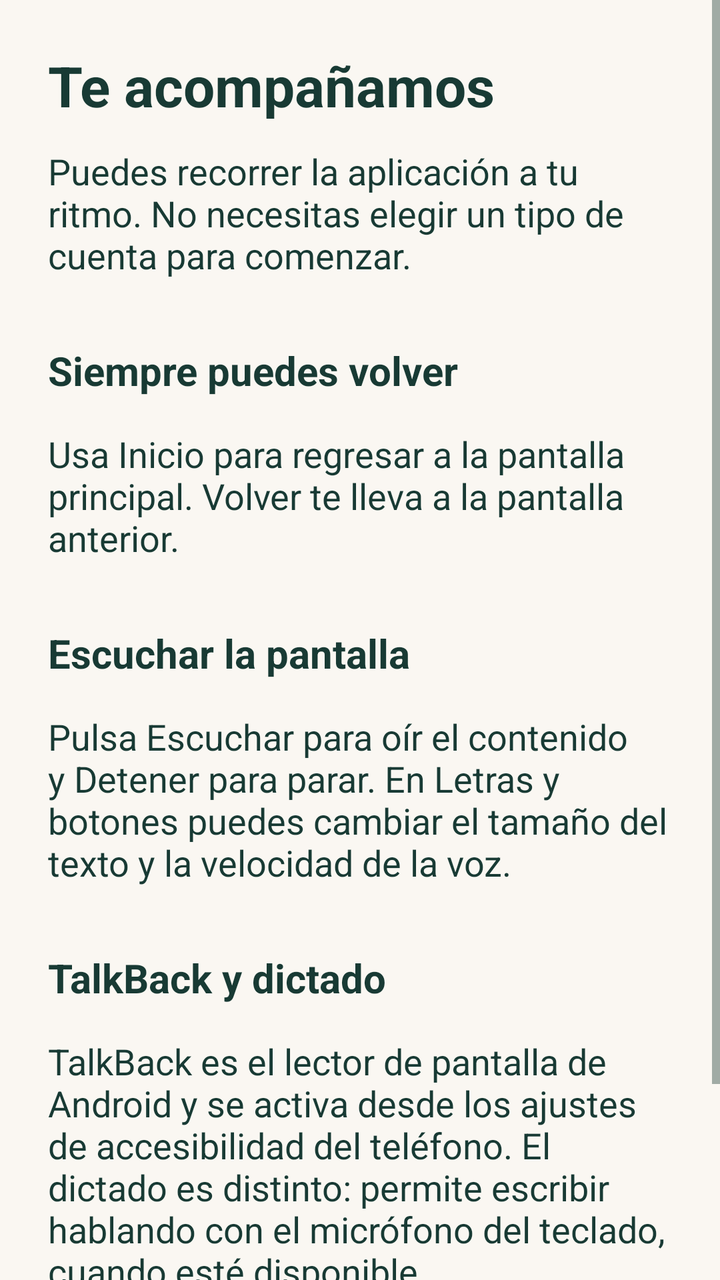
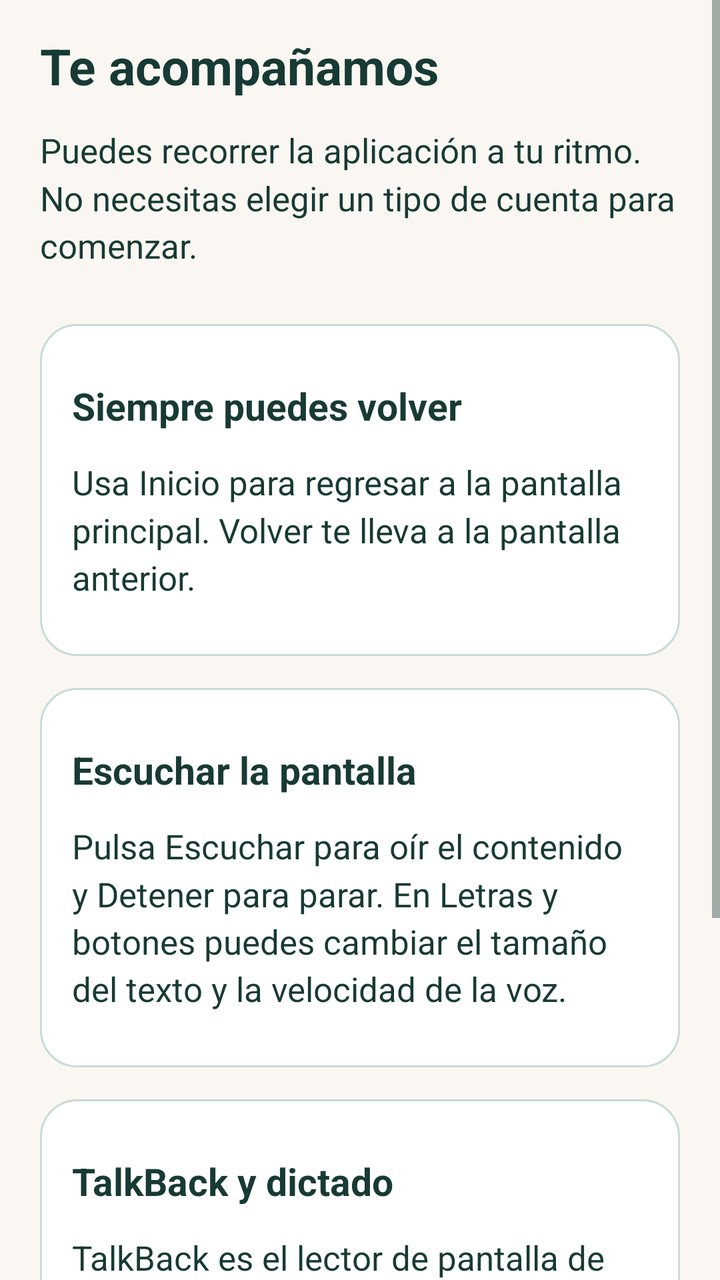

Before-and-after screenshots of an Android layout around one commit, followed by the original layout XML and the change that was made.
<!-- AndroidManifest.xml: application theme Theme.ConectaSur -->
<!-- res/layout/screen_help.xml -->
<?xml version='1.0' encoding='utf-8'?>
<ScrollView xmlns:android="http://schemas.android.com/apk/res/android" xmlns:tools="http://schemas.android.com/tools" android:id="@+id/page_scroll" android:layout_width="match_parent" android:layout_height="match_parent" android:fillViewport="true" tools:theme="@style/Theme.ConectaSur">
    <LinearLayout android:layout_width="match_parent" android:layout_height="wrap_content" android:orientation="vertical" android:padding="24dp">
        <TextView android:id="@+id/page_title" style="@style/ConectaSur.Title" android:layout_width="match_parent" android:layout_height="wrap_content" android:text="@string/help_title" />
        <TextView android:id="@+id/help_intro" style="@style/ConectaSur.Body" android:layout_width="match_parent" android:layout_height="wrap_content" android:text="@string/help_intro" />
        <TextView android:id="@+id/help_navigation_title" style="@style/ConectaSur.Section" android:layout_width="match_parent" android:layout_height="wrap_content" android:text="@string/help_navigation_title" />
        <TextView android:id="@+id/help_navigation" style="@style/ConectaSur.Body" android:layout_width="match_parent" android:layout_height="wrap_content" android:text="@string/help_navigation" />
        <TextView android:id="@+id/help_reading_title" style="@style/ConectaSur.Section" android:layout_width="match_parent" android:layout_height="wrap_content" android:text="@string/help_reading_title" />
        <TextView android:id="@+id/help_reading" style="@style/ConectaSur.Body" android:layout_width="match_parent" android:layout_height="wrap_content" android:text="@string/help_reading" />
        <TextView android:id="@+id/help_talkback_title" style="@style/ConectaSur.Section" android:layout_width="match_parent" android:layout_height="wrap_content" android:text="@string/help_talkback_title" />
        <TextView android:id="@+id/help_talkback" style="@style/ConectaSur.Body" android:layout_width="match_parent" android:layout_height="wrap_content" android:text="@string/help_talkback" />
        <Button android:id="@+id/open_settings" style="@style/ConectaSur.Button.Primary" android:layout_width="match_parent" android:layout_height="wrap_content" android:text="@string/accessibility" />
    </LinearLayout>
</ScrollView>
<!-- resources referenced by this layout -->
<resources>
  <style name="ConectaSur.Body" parent="android:Widget.TextView">
          <item name="android:textSize">18sp</item>
          <item name="android:textColor">?attr/appInk</item>
          <item name="android:layout_marginBottom">16dp</item>
      </style>
  <style name="ConectaSur.Section" parent="ConectaSur.Body">
          <item name="android:textSize">20sp</item>
          <item name="android:textStyle">bold</item>
          <item name="android:layout_marginTop">16dp</item>
      </style>
  <style name="ConectaSur.Title" parent="android:Widget.TextView">
          <item name="android:textSize">28sp</item>
          <item name="android:textStyle">bold</item>
          <item name="android:textColor">?attr/appInk</item>
          <item name="android:layout_marginBottom">12dp</item>
      </style>
  <style name="Theme.ConectaSur" parent="android:style/Theme.Material.Light.NoActionBar">
          <item name="android:fontFamily">sans-serif</item>
          <item name="android:windowLightStatusBar">true</item>
          <item name="android:colorAccent">@color/conectasur_forest</item>
          <item name="android:windowBackground">@color/conectasur_cream</item>
          <item name="android:colorBackground">@color/conectasur_cream</item>
          <item name="android:textColorPrimary">@color/conectasur_ink</item>
          <item name="android:textColorSecondary">#4D655F</item>
          <item name="appInk">@color/conectasur_ink</item>
          <item name="appMuted">#4D655F</item>
          <item name="appSurface">#FFFFFF</item>
          <item name="appPrimary">@color/conectasur_forest</item>
          <item name="appBorder">#CAD8D1</item>
      </style>
  <style name="ConectaSur.Button" parent="android:Widget.Button">
          <item name="android:background">@drawable/button_outline</item>
          <item name="android:textColor">?attr/appInk</item>
          <item name="android:textSize">18sp</item>
          <item name="android:textAllCaps">false</item>
          <item name="android:minHeight">56dp</item>
          <item name="android:paddingStart">16dp</item>
          <item name="android:paddingEnd">16dp</item>
          <item name="android:paddingTop">12dp</item>
          <item name="android:paddingBottom">12dp</item>
          <item name="android:layout_marginBottom">12dp</item>
          <item name="android:drawablePadding">12dp</item>
          <item name="android:stateListAnimator">@null</item>
      </style>
  <!-- drawable button_primary (drawable) -->
  <?xml version='1.0' encoding='utf-8'?>
  <selector xmlns:android="http://schemas.android.com/apk/res/android">
      <item android:state_pressed="true">
          <shape>
              <solid android:color="#10544C" />
              <corners android:radius="16dp" />
              <stroke android:width="3dp" android:color="?attr/appInk" />
          </shape>
      </item>
      <item android:state_focused="true">
          <shape>
              <solid android:color="?attr/appPrimary" />
              <corners android:radius="16dp" />
              <stroke android:width="3dp" android:color="#FFFFFF" />
          </shape>
      </item>
      <item>
          <shape>
              <solid android:color="?attr/appPrimary" />
              <corners android:radius="16dp" />
              <stroke android:width="1dp" android:color="?attr/appBorder" />
          </shape>
      </item>
  </selector>
  <!-- drawable button_outline (drawable) -->
  <?xml version='1.0' encoding='utf-8'?>
  <selector xmlns:android="http://schemas.android.com/apk/res/android">
      <item android:state_pressed="true">
          <shape>
              <solid android:color="#DCEDE6" />
              <corners android:radius="16dp" />
              <stroke android:width="3dp" android:color="?attr/appInk" />
          </shape>
      </item>
      <item android:state_focused="true">
          <shape>
              <solid android:color="?attr/appSurface" />
              <corners android:radius="16dp" />
              <stroke android:width="3dp" android:color="#A85D17" />
          </shape>
      </item>
      <item android:state_selected="true">
          <shape>
              <solid android:color="?attr/appSurface" />
              <corners android:radius="16dp" />
              <stroke android:width="3dp" android:color="?attr/appPrimary" />
          </shape>
      </item>
      <item>
          <shape>
              <solid android:color="?attr/appSurface" />
              <corners android:radius="16dp" />
              <stroke android:width="1dp" android:color="?attr/appBorder" />
          </shape>
      </item>
  </selector>
  <!-- unchanged entries left out for length: 13 -->
</resources>

<!-- the commit's change to res/layout/screen_help.xml (unified diff, before → after) -->
@@ -1,14 +1,114 @@
-<?xml version='1.0' encoding='utf-8'?>
-<ScrollView xmlns:android="http://schemas.android.com/apk/res/android" xmlns:tools="http://schemas.android.com/tools" android:id="@+id/page_scroll" android:layout_width="match_parent" android:layout_height="match_parent" android:fillViewport="true" tools:theme="@style/Theme.ConectaSur">
-    <LinearLayout android:layout_width="match_parent" android:layout_height="wrap_content" android:orientation="vertical" android:padding="24dp">
-        <TextView android:id="@+id/page_title" style="@style/ConectaSur.Title" android:layout_width="match_parent" android:layout_height="wrap_content" android:text="@string/help_title" />
-        <TextView android:id="@+id/help_intro" style="@style/ConectaSur.Body" android:layout_width="match_parent" android:layout_height="wrap_content" android:text="@string/help_intro" />
-        <TextView android:id="@+id/help_navigation_title" style="@style/ConectaSur.Section" android:layout_width="match_parent" android:layout_height="wrap_content" android:text="@string/help_navigation_title" />
-        <TextView android:id="@+id/help_navigation" style="@style/ConectaSur.Body" android:layout_width="match_parent" android:layout_height="wrap_content" android:text="@string/help_navigation" />
-        <TextView android:id="@+id/help_reading_title" style="@style/ConectaSur.Section" android:layout_width="match_parent" android:layout_height="wrap_content" android:text="@string/help_reading_title" />
-        <TextView android:id="@+id/help_reading" style="@style/ConectaSur.Body" android:layout_width="match_parent" android:layout_height="wrap_content" android:text="@string/help_reading" />
-        <TextView android:id="@+id/help_talkback_title" style="@style/ConectaSur.Section" android:layout_width="match_parent" android:layout_height="wrap_content" android:text="@string/help_talkback_title" />
-        <TextView android:id="@+id/help_talkback" style="@style/ConectaSur.Body" android:layout_width="match_parent" android:layout_height="wrap_content" android:text="@string/help_talkback" />
-        <Button android:id="@+id/open_settings" style="@style/ConectaSur.Button.Primary" android:layout_width="match_parent" android:layout_height="wrap_content" android:text="@string/accessibility" />
+<?xml version="1.0" encoding="utf-8"?>
+<ScrollView xmlns:android="http://schemas.android.com/apk/res/android"
+    xmlns:tools="http://schemas.android.com/tools"
+    android:id="@+id/page_scroll"
+    android:layout_width="match_parent"
+    android:layout_height="match_parent"
+    android:background="?attr/appBackground"
+    android:fillViewport="true"
+    tools:theme="@style/Theme.ConectaSur">
+
+    <LinearLayout
+        android:layout_width="match_parent"
+        android:layout_height="wrap_content"
+        android:orientation="vertical"
+        android:paddingHorizontal="@dimen/space_lg"
+        android:paddingTop="@dimen/space_md"
+        android:paddingBottom="@dimen/space_xl">
+
+        <TextView
+            android:id="@+id/page_title"
+            style="@style/ConectaSur.Title"
+            android:layout_width="match_parent"
+            android:layout_height="wrap_content"
+            android:text="@string/help_title" />
+
+        <TextView
+            android:id="@+id/help_intro"
+            style="@style/ConectaSur.Body"
+            android:layout_width="match_parent"
+            android:layout_height="wrap_content"
+            android:layout_marginTop="@dimen/space_xs"
+            android:text="@string/help_intro" />
+
+        <LinearLayout
+            android:layout_width="match_parent"
+            android:layout_height="wrap_content"
+            android:layout_marginTop="@dimen/space_md"
+            android:background="@drawable/card_surface"
+            android:orientation="vertical"
+            android:padding="@dimen/space_md">
+
+            <TextView
+                android:id="@+id/help_navigation_title"
+                style="@style/ConectaSur.Section"
+                android:layout_width="match_parent"
+                android:layout_height="wrap_content"
+                android:text="@string/help_navigation_title" />
+
+            <TextView
+                android:id="@+id/help_navigation"
+                style="@style/ConectaSur.Body"
+                android:layout_width="match_parent"
+                android:layout_height="wrap_content"
+                android:layout_marginTop="@dimen/space_xs"
+                android:text="@string/help_navigation" />
+        </LinearLayout>
+
+        <LinearLayout
+            android:layout_width="match_parent"
+            android:layout_height="wrap_content"
+            android:layout_marginTop="@dimen/space_md"
+            android:background="@drawable/card_surface"
+            android:orientation="vertical"
+            android:padding="@dimen/space_md">
+
+            <TextView
+                android:id="@+id/help_reading_title"
+                style="@style/ConectaSur.Section"
+                android:layout_width="match_parent"
+                android:layout_height="wrap_content"
+                android:text="@string/help_reading_title" />
+
+            <TextView
+                android:id="@+id/help_reading"
+                style="@style/ConectaSur.Body"
+                android:layout_width="match_parent"
+                android:layout_height="wrap_content"
+                android:layout_marginTop="@dimen/space_xs"
+                android:text="@string/help_reading" />
+        </LinearLayout>
+
+        <LinearLayout
+            android:layout_width="match_parent"
+            android:layout_height="wrap_content"
+            android:layout_marginTop="@dimen/space_md"
+            android:background="@drawable/card_surface"
+            android:orientation="vertical"
+            android:padding="@dimen/space_md">
+
+            <TextView
+                android:id="@+id/help_talkback_title"
+                style="@style/ConectaSur.Section"
+                android:layout_width="match_parent"
+                android:layout_height="wrap_content"
+                android:text="@string/help_talkback_title" />
+
+            <TextView
+                android:id="@+id/help_talkback"
+                style="@style/ConectaSur.Body"
+                android:layout_width="match_parent"
+                android:layout_height="wrap_content"
+                android:layout_marginTop="@dimen/space_xs"
+                android:text="@string/help_talkback" />
+        </LinearLayout>
+
+        <Button
+            android:id="@+id/open_settings"
+            style="@style/ConectaSur.Button.Primary"
+            android:layout_width="match_parent"
+            android:layout_height="wrap_content"
+            android:layout_marginTop="@dimen/space_md"
+            android:text="@string/accessibility" />
     </LinearLayout>
 </ScrollView>
<!-- resource entries referenced after the edit -->
@@ -1,106 +1,127 @@
 <!-- resources referenced by this layout -->
 <resources>
+  <dimen name="space_lg">20dp</dimen>
+  <dimen name="space_md">16dp</dimen>
+  <dimen name="space_xl">28dp</dimen>
+  <dimen name="space_xs">6dp</dimen>
+  <!-- drawable card_surface (drawable) -->
+  <?xml version="1.0" encoding="utf-8"?>
+  <shape xmlns:android="http://schemas.android.com/apk/res/android">
+      <solid android:color="?attr/appSurface" />
+      <stroke android:width="1dp" android:color="?attr/appBorder" />
+      <corners android:radius="18dp" />
+  </shape>
   <style name="ConectaSur.Body" parent="android:Widget.TextView">
-          <item name="android:textSize">18sp</item>
+          <item name="android:textSize">17sp</item>
           <item name="android:textColor">?attr/appInk</item>
-          <item name="android:layout_marginBottom">16dp</item>
+          <item name="android:lineSpacingMultiplier">1.2</item>
+          <item name="android:layout_marginBottom">12dp</item>
       </style>
   <style name="ConectaSur.Section" parent="ConectaSur.Body">
-          <item name="android:textSize">20sp</item>
+          <item name="android:textSize">19sp</item>
           <item name="android:textStyle">bold</item>
-          <item name="android:layout_marginTop">16dp</item>
+          <item name="android:layout_marginTop">12dp</item>
+          <item name="android:layout_marginBottom">8dp</item>
       </style>
   <style name="ConectaSur.Title" parent="android:Widget.TextView">
-          <item name="android:textSize">28sp</item>
+          <item name="android:textSize">25sp</item>
           <item name="android:textStyle">bold</item>
           <item name="android:textColor">?attr/appInk</item>
-          <item name="android:layout_marginBottom">12dp</item>
+          <item name="android:lineSpacingMultiplier">1.12</item>
+          <item name="android:layout_marginBottom">8dp</item>
       </style>
   <style name="Theme.ConectaSur" parent="android:style/Theme.Material.Light.NoActionBar">
           <item name="android:fontFamily">sans-serif</item>
           <item name="android:windowLightStatusBar">true</item>
+          <item name="android:statusBarColor">@color/conectasur_cream</item>
           <item name="android:colorAccent">@color/conectasur_forest</item>
           <item name="android:windowBackground">@color/conectasur_cream</item>
           <item name="android:colorBackground">@color/conectasur_cream</item>
           <item name="android:textColorPrimary">@color/conectasur_ink</item>
-          <item name="android:textColorSecondary">#4D655F</item>
+          <item name="android:textColorSecondary">@color/conectasur_muted</item>
           <item name="appInk">@color/conectasur_ink</item>
-          <item name="appMuted">#4D655F</item>
-          <item name="appSurface">#FFFFFF</item>
+          <item name="appMuted">@color/conectasur_muted</item>
+          <item name="appSurface">@color/conectasur_surface</item>
           <item name="appPrimary">@color/conectasur_forest</item>
-          <item name="appBorder">#CAD8D1</item>
+          <item name="appBorder">@color/conectasur_forest_border</item>
+          <item name="appBackground">@color/conectasur_cream</item>
       </style>
   <style name="ConectaSur.Button" parent="android:Widget.Button">
           <item name="android:background">@drawable/button_outline</item>
           <item name="android:textColor">?attr/appInk</item>
-          <item name="android:textSize">18sp</item>
+          <item name="android:textSize">17sp</item>
+          <item name="android:textStyle">bold</item>
           <item name="android:textAllCaps">false</item>
-          <item name="android:minHeight">56dp</item>
+          <item name="android:minHeight">52dp</item>
           <item name="android:paddingStart">16dp</item>
           <item name="android:paddingEnd">16dp</item>
-          <item name="android:paddingTop">12dp</item>
-          <item name="android:paddingBottom">12dp</item>
-          <item name="android:layout_marginBottom">12dp</item>
-          <item name="android:drawablePadding">12dp</item>
+          <item name="android:paddingTop">10dp</item>
+          <item name="android:paddingBottom">10dp</item>
+          <item name="android:layout_marginBottom">10dp</item>
+          <item name="android:drawablePadding">10dp</item>
           <item name="android:stateListAnimator">@null</item>
       </style>
   <!-- drawable button_primary (drawable) -->
-  <?xml version='1.0' encoding='utf-8'?>
+  <?xml version="1.0" encoding="utf-8"?>
   <selector xmlns:android="http://schemas.android.com/apk/res/android">
       <item android:state_pressed="true">
           <shape>
-              <solid android:color="#10544C" />
-              <corners android:radius="16dp" />
-              <stroke android:width="3dp" android:color="?attr/appInk" />
+              <solid android:color="@color/conectasur_forest_dark" />
+              <corners android:radius="14dp" />
+              <stroke android:width="2dp" android:color="?attr/appInk" />
           </shape>
       </item>
       <item android:state_focused="true">
           <shape>
               <solid android:color="?attr/appPrimary" />
-              <corners android:radius="16dp" />
-              <stroke android:width="3dp" android:color="#FFFFFF" />
+              <corners android:radius="14dp" />
+              <stroke android:width="2dp" android:color="#FFFFFF" />
           </shape>
       </item>
       <item>
           <shape>
               <solid android:color="?attr/appPrimary" />
-              <corners android:radius="16dp" />
-              <stroke android:width="1dp" android:color="?attr/appBorder" />
+              <corners android:radius="14dp" />
           </shape>
       </item>
   </selector>
+  <color name="conectasur_muted">#4D655F</color>
+  <color name="conectasur_surface">#FFFFFF</color>
+  <color name="conectasur_forest_border">#C8DBD5</color>
   <!-- drawable button_outline (drawable) -->
-  <?xml version='1.0' encoding='utf-8'?>
+  <?xml version="1.0" encoding="utf-8"?>
   <selector xmlns:android="http://schemas.android.com/apk/res/android">
       <item android:state_pressed="true">
           <shape>
-              <solid android:color="#DCEDE6" />
-              <corners android:radius="16dp" />
-              <stroke android:width="3dp" android:color="?attr/appInk" />
+              <solid android:color="#DCECE6" />
+              <corners android:radius="14dp" />
+              <stroke android:width="2dp" android:color="?attr/appInk" />
           </shape>
       </item>
       <item android:state_focused="true">
           <shape>
               <solid android:color="?attr/appSurface" />
-              <corners android:radius="16dp" />
-              <stroke android:width="3dp" android:color="#A85D17" />
+              <corners android:radius="14dp" />
+              <stroke android:width="2dp" android:color="?attr/appPrimary" />
           </shape>
       </item>
       <item android:state_selected="true">
           <shape>
-              <solid android:color="?attr/appSurface" />
-              <corners android:radius="16dp" />
-              <stroke android:width="3dp" android:color="?attr/appPrimary" />
+              <solid android:color="@color/conectasur_forest_soft" />
+              <corners android:radius="14dp" />
+              <stroke android:width="2dp" android:color="?attr/appPrimary" />
           </shape>
       </item>
       <item>
           <shape>
               <solid android:color="?attr/appSurface" />
-              <corners android:radius="16dp" />
-              <stroke android:width="1dp" android:color="?attr/appBorder" />
+              <corners android:radius="14dp" />
+              <stroke android:width="1.5dp" android:color="?attr/appBorder" />
           </shape>
       </item>
   </selector>
+  <color name="conectasur_forest_dark">#125950</color>
+  <color name="conectasur_forest_soft">#E6F1EE</color>
   <!-- unchanged entries left out for length: 13 -->
 </resources>
 
